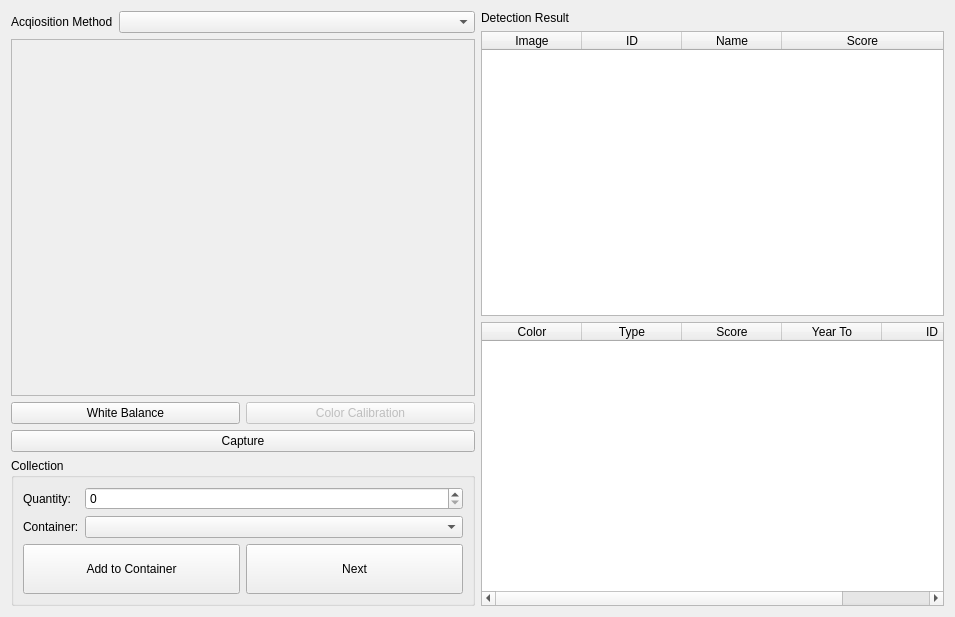
This is ui/addFromCameraWidget.ui in Syadon/BrickCollectionManager as Qt 5 draws it before an edit. The edited form follows.
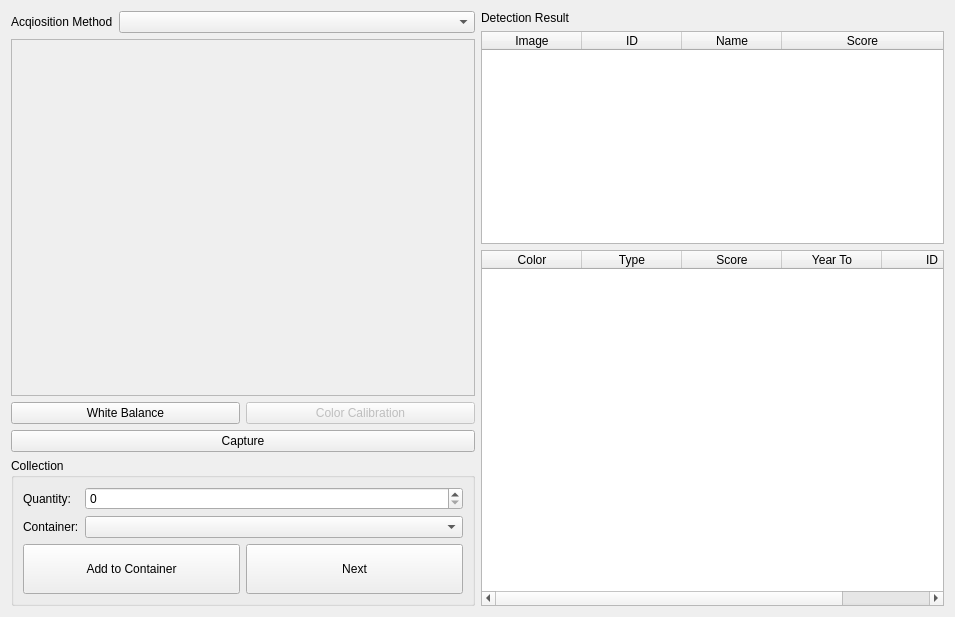
This is the edited form.

Commit message: Add brick from camera layout improved

Diff of the .ui file:
```diff
--- a/ui/addFromCameraWidget.ui
+++ b/ui/addFromCameraWidget.ui
@@ -142,7 +142,7 @@
         </layout>
        </item>
        <item>
-        <layout class="QVBoxLayout" name="partsColorsLayout">
+        <layout class="QVBoxLayout" name="partsColorsLayout" stretch="0,3,5">
          <item>
           <widget class="QLabel" name="detactionResultLabel">
            <property name="text">
```
